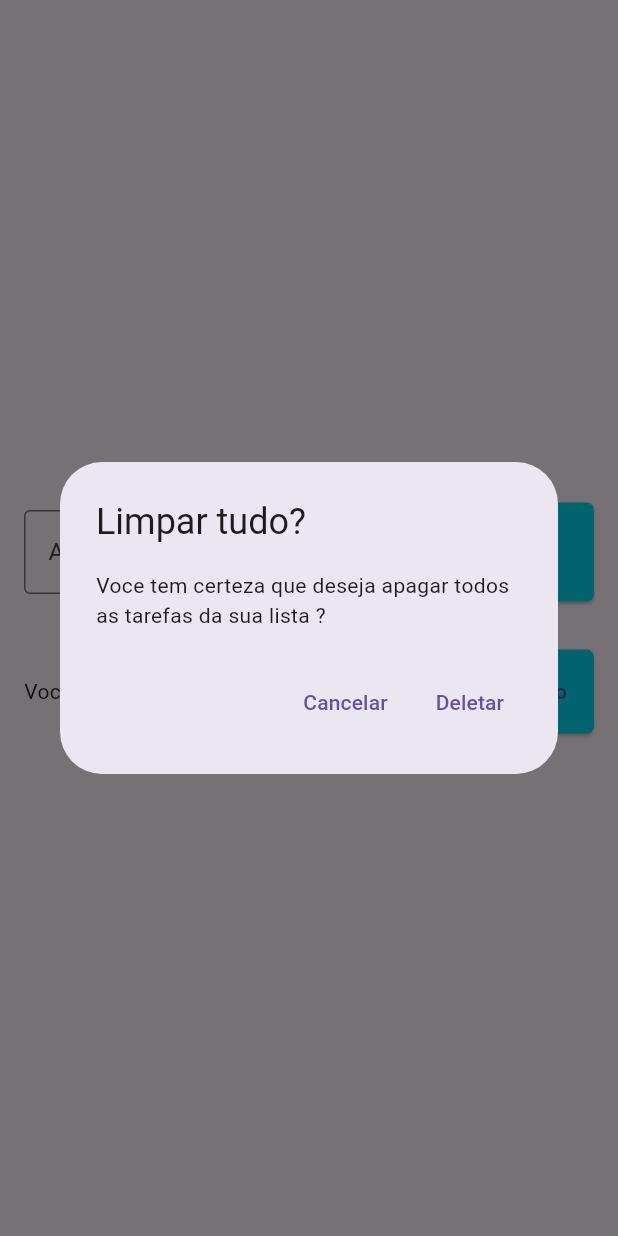
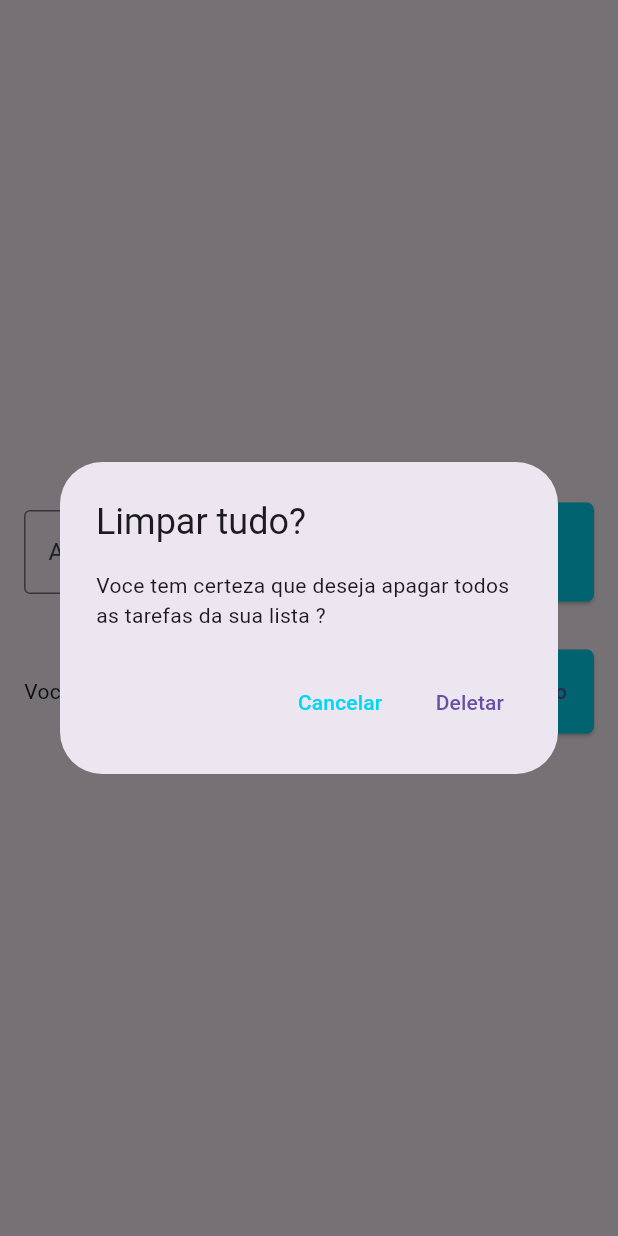
Before and after one commit to MatheusNestcode/App-Lista-de-tarefas, a Flutter app: the screen it shows after launch, after a tap on "Limpar tudo", on a phone screen of 412 x 824 dp. Run offline on Flutter 3.47's test engine with Material 3 defaults, Android fonts, the phone set to English and light mode, and no system bars; our stand-ins replace flutter_slidable, shared_preferences.

Commit message:
continuação curso!

```diff
--- a/lib/models/lista.dart
+++ b/lib/models/lista.dart
@@ -1,6 +1,17 @@
 class Lista {
   Lista({required this.title, required this.dateTime});
 
+  Lista.fromJson(Map<String, dynamic> json)
+      : title = json['title'],
+        dateTime = DateTime.parse(json['datetime']);
+
   String title;
   DateTime dateTime;
+
+  Map<String, dynamic> toJson() {
+    return {
+      'title': title,
+      'datetime': dateTime.toIso8601String(),
+    };
+  }
 }
--- a/lib/pages/to_do_list.dart
+++ b/lib/pages/to_do_list.dart
@@ -1,5 +1,6 @@
 import 'package:flutter/material.dart';
 import 'package:listadetarefas/models/lista.dart';
+import 'package:listadetarefas/repositories/lista_repositorio.dart';
 
 import '../widgets/lista_de_tarefas.dart';
 
@@ -14,10 +15,23 @@ class _ToDoListPageState extends State<ToDoListPage> {
   //controlador para pegar as informaçoes do campo texto
   final TextEditingController tarefasControle = TextEditingController();
 
+  final ListaRepository listaRepository = ListaRepository();
+
 //lista de strings
   List<Lista> tarefas = [];
   Lista? deletarTarefa;
   int? deletarTarefaPos;
+
+  @override
+  void initState() {
+    super.initState();
+
+    listaRepository.getListadeTarefas().then((value) {
+      setState(() {
+        tarefas = value;
+      });
+    });
+  }
 
   @override
   Widget build(BuildContext context) {
@@ -153,7 +167,10 @@ class _ToDoListPageState extends State<ToDoListPage> {
             onPressed: () {
               Navigator.of(context).pop();
             },
-            child: const Text('Cancelar'),
+            child: const Text(
+              'Cancelar ',
+              style: TextStyle(color: Color(0xff00d7f3)),
+            ),
           ),
           TextButton(
             onPressed: () {
--- /dev/null
+++ b/lib/repositories/lista_repositorio.dart
@@ -0,0 +1,22 @@
+import 'dart:convert';
+
+import 'package:listadetarefas/models/lista.dart';
+import 'package:shared_preferences/shared_preferences.dart';
+
+const listaKey = 'listadetarefas';
+
+class ListaRepository {
+  late SharedPreferences sharedPreferences;
+
+  Future<List<Lista>> getListadeTarefas() async {
+    sharedPreferences = await SharedPreferences.getInstance();
+    final jsonString = sharedPreferences.getString(listaKey) ?? '[]';
+    final List jsonDecoded = jsonDecode(jsonString) as List;
+    return jsonDecoded.map((e) => Lista.fromJson(e)).toList();
+  }
+
+  void saveLista(List<Lista> lista) {
+    final jsonString = json.encode(lista);
+    sharedPreferences.setString(listaKey, jsonString);
+  }
+}
--- a/lib/widgets/lista_de_tarefas.dart
+++ b/lib/widgets/lista_de_tarefas.dart
@@ -28,7 +28,7 @@ class ListaDeTarefas extends StatelessWidget {
                 foregroundColor: Colors.white,
                 icon: Icons.delete,
                 label: 'Deletar',
-                onPressed: (Function) {
+                onPressed: (_) {
                   onDelete(lista);
                 }),
           ],
--- a/pubspec.yaml
+++ b/pubspec.yaml
@@ -13,6 +13,7 @@ dependencies:
   cupertino_icons: ^1.0.2
   intl: ^0.19.0
   flutter_slidable: ^3.0.1
+  shared_preferences: ^2.2.2
 
 dev_dependencies:
   flutter_test:
```
Also changed, not shown: pubspec.lock, 7 other files.
